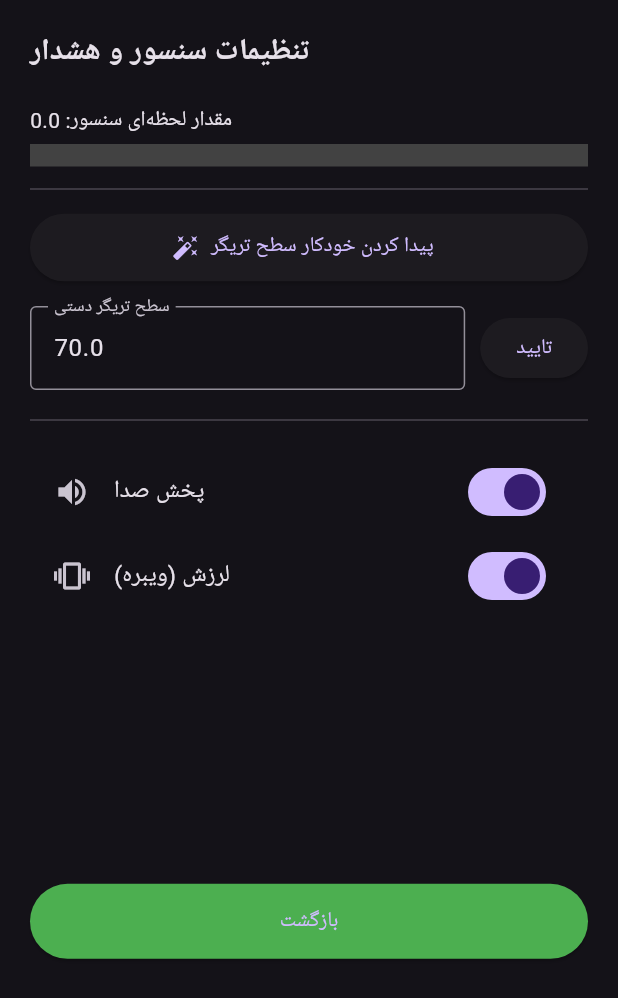
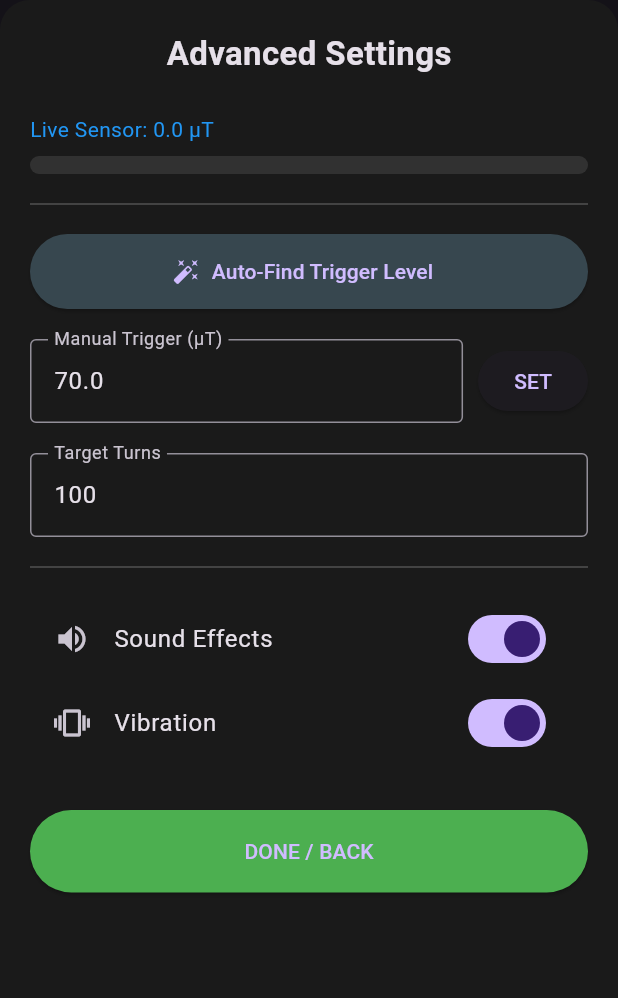
Before and after one commit to AMKOSHESH/coil-counter-flutter, a Flutter app: the SettingsSheet widget shown alone on an empty page, opened directly, on a phone screen of 412 x 824 dp. Shown: the top 998 px of the screen. Run offline on Flutter 3.47's test engine with Material 3 defaults, Android fonts, the light colour scheme and no system bars; our stand-ins replace audioplayers, fl_chart, sensors_plus, vibration.

Commit message:
Refactor settings sheet layout and add controllers

```diff
--- a/lib/ui/settings_sheet.dart
+++ b/lib/ui/settings_sheet.dart
@@ -9,12 +9,14 @@ class SettingsSheet extends StatefulWidget {
 }
 
 class _SettingsSheetState extends State<SettingsSheet> {
+  late TextEditingController _targetController;
   late TextEditingController _thresholdController;
 
   @override
   void initState() {
     super.initState();
     final c = context.read<CounterController>();
+    _targetController = TextEditingController(text: c.target.toString());
     _thresholdController = TextEditingController(text: c.threshold.toStringAsFixed(1));
   }
 
@@ -24,46 +26,60 @@ class _SettingsSheetState extends State<SettingsSheet> {
 
     return Container(
       padding: const EdgeInsets.all(20),
-      height: MediaQuery.of(context).size.height * 0.8,
+      height: MediaQuery.of(context).size.height * 0.85,
+      decoration: const BoxDecoration(
+        color: Color(0xFF1A1A1A),
+        borderRadius: BorderRadius.vertical(top: Radius.circular(20)),
+      ),
+      child: SingleChildScrollView(
         child: Column(
           crossAxisAlignment: CrossAxisAlignment.start,
           children: [
-          const Text('تنظیمات سنسور و هشدار', style: TextStyle(fontSize: 20, fontWeight: FontWeight.bold)),
-          const SizedBox(height: 20),
+            const Center(child: Text('Advanced Settings', style: TextStyle(fontSize: 22, fontWeight: FontWeight.bold))),
+            const SizedBox(height: 25),
 
-          // ۳. بارگراف تغییرات مغناطیسی زنده
-          Text('مقدار لحظه‌ای سنسور: ${c.sensorValue.toStringAsFixed(1)}'),
-          const SizedBox(height: 5),
-          LinearProgressIndicator(
-            value: (c.sensorValue / 200).clamp(0, 1), // فرض بر حداکثر ۲۰۰ واحد
-            minHeight: 15,
-            backgroundColor: Colors.grey[800],
-            color: Colors.blue,
+            // ۳. بارگراف زنده مغناطیسی
+            Text('Live Sensor: ${c.sensorValue.toStringAsFixed(1)} µT', style: const TextStyle(color: Colors.blue)),
+            const SizedBox(height: 8),
+            ClipRRect(
+              borderRadius: BorderRadius.circular(10),
+              child: LinearProgressIndicator(
+                value: (c.sensorValue / 200).clamp(0, 1),
+                minHeight: 12,
+                backgroundColor: Colors.white10,
+                color: Colors.blueAccent,
+              ),
             ),
 
-          const Divider(height: 30),
+            const Divider(height: 40, color: Colors.white24),
 
-          // ۱. کلید کالیبراسیون خودکار
+            // ۱. دکمه کالیبراسیون خودکار
             ElevatedButton.icon(
               onPressed: () {
                 c.autoCalibrate();
                 _thresholdController.text = c.threshold.toStringAsFixed(1);
               },
               icon: const Icon(Icons.auto_fix_high),
-            label: const Text('پیدا کردن خودکار سطح تریگر'),
-            style: ElevatedButton.styleFrom(minimumSize: const Size(double.infinity, 45)),
+              label: const Text('Auto-Find Trigger Level'),
+              style: ElevatedButton.styleFrom(
+                minimumSize: const Size(double.infinity, 50),
+                backgroundColor: Colors.blueGrey[800],
+              ),
             ),
 
-          const SizedBox(height: 15),
+            const SizedBox(height: 20),
 
-          // ۲. باکس دستی سطح تریگر
+            // ۲. تنظیم دستی سطح تریگر
             Row(
               children: [
                 Expanded(
                   child: TextField(
                     controller: _thresholdController,
                     keyboardType: TextInputType.number,
-                  decoration: const InputDecoration(labelText: 'سطح تریگر دستی', border: OutlineInputBorder()),
+                    decoration: const InputDecoration(
+                      labelText: 'Manual Trigger (µT)',
+                      border: OutlineInputBorder(),
+                    ),
                   ),
                 ),
                 const SizedBox(width: 10),
@@ -72,34 +88,51 @@ class _SettingsSheetState extends State<SettingsSheet> {
                     final val = double.tryParse(_thresholdController.text);
                     if (val != null) c.setThreshold(val);
                   },
-                child: const Text('تایید'),
+                  child: const Text('SET'),
                 ),
               ],
             ),
 
-          const Divider(height: 40),
+            const SizedBox(height: 20),
 
-          // کلیدهای صدا و ویبره
+            // تنظیم عدد هدف
+            TextField(
+              controller: _targetController,
+              keyboardType: TextInputType.number,
+              decoration: const InputDecoration(labelText: 'Target Turns', border: OutlineInputBorder()),
+              onChanged: (v) {
+                final val = int.tryParse(v);
+                if (val != null) c.setTarget(val);
+              },
+            ),
+
+            const Divider(height: 40, color: Colors.white24),
+
+            // تنظیمات صدا و ویبره
             SwitchListTile(
-            title: const Text('پخش صدا'),
-            secondary: const Icon(Icons.volume_up),
+              title: const Text('Sound Effects'),
               value: c.isSoundEnabled,
               onChanged: c.toggleSound,
+              secondary: const Icon(Icons.volume_up),
             ),
             SwitchListTile(
-            title: const Text('لرزش (ویبره)'),
-            secondary: const Icon(Icons.vibration),
+              title: const Text('Vibration'),
               value: c.isVibrationEnabled,
               onChanged: c.toggleVibration,
+              secondary: const Icon(Icons.vibration),
             ),
 
-          const Spacer(),
+            const SizedBox(height: 30),
             ElevatedButton(
               onPressed: () => Navigator.pop(context),
-            style: ElevatedButton.styleFrom(minimumSize: const Size(double.infinity, 50), backgroundColor: Colors.green),
-            child: const Text('بازگشت'),
+              style: ElevatedButton.styleFrom(
+                minimumSize: const Size(double.infinity, 55),
+                backgroundColor: Colors.green,
+              ),
+              child: const Text('DONE / BACK'),
             ),
           ],
+        ),
       ),
     );
   }
```
Lines whose indentation alone changed are shown as unchanged.
